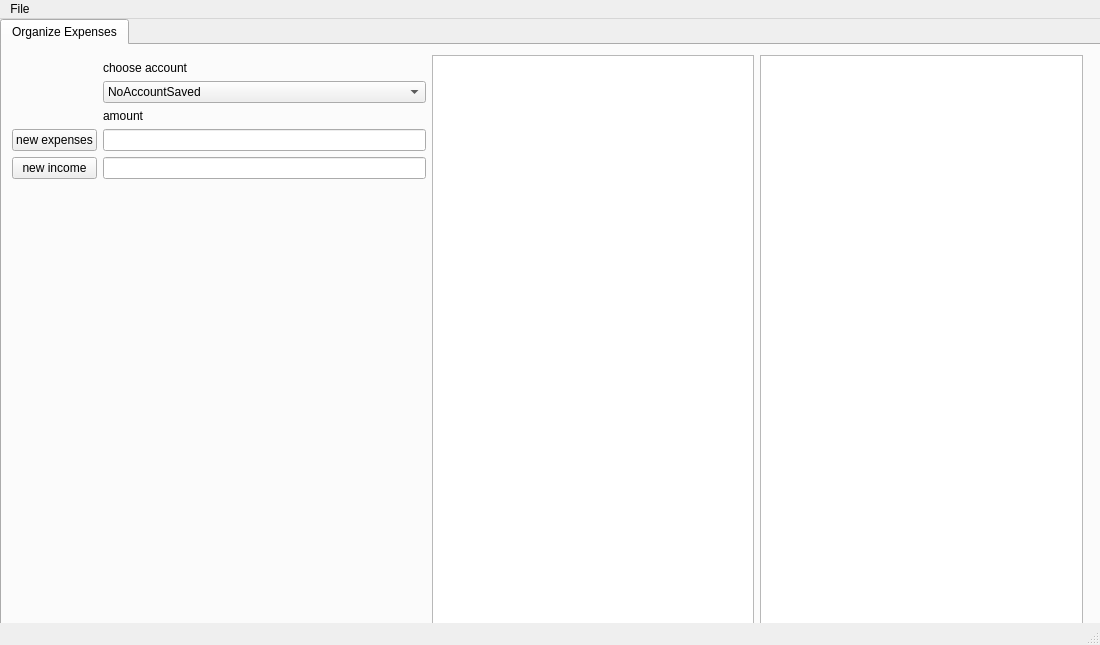
Before: the Qt Designer form PyMoneyOrga/PyMoneyOrga/gui/PyMoneyOrgaGui.ui in CRaNkXD/PyMoneyOrga, drawn with Qt 5.
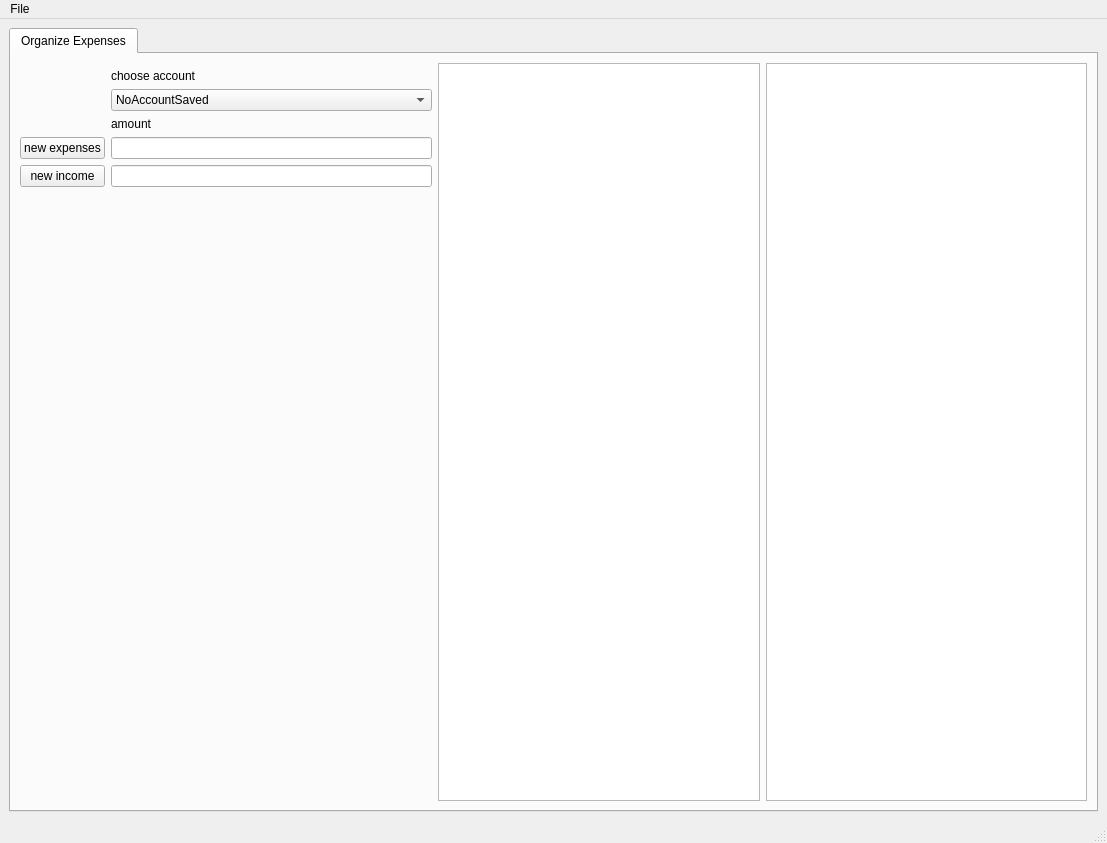
After: the same form once the commit is applied.

Commit message: added functions for updating transactions table

The edit to the form file:
```diff
--- a/PyMoneyOrga/PyMoneyOrga/gui/PyMoneyOrgaGui.ui
+++ b/PyMoneyOrga/PyMoneyOrga/gui/PyMoneyOrgaGui.ui
@@ -6,23 +6,22 @@
    <rect>
     <x>0</x>
     <y>0</y>
-    <width>1100</width>
-    <height>645</height>
+    <width>1107</width>
+    <height>843</height>
    </rect>
   </property>
+  <property name="minimumSize">
+   <size>
+    <width>1107</width>
+    <height>0</height>
+   </size>
+  </property>
   <property name="windowTitle">
    <string>PyMoneyOrga</string>
   </property>
   <widget class="QWidget" name="centralwidget">
-   <widget class="QWidget" name="gridLayoutWidget">
-    <property name="geometry">
-     <rect>
-      <x>0</x>
-      <y>0</y>
-      <width>1101</width>
-      <height>611</height>
-     </rect>
-    </property>
+   <layout class="QGridLayout" name="gridLayout_3">
+    <item row="0" column="0">
     <layout class="QGridLayout" name="gridLayout_2">
      <item row="1" column="0">
       <widget class="QTabWidget" name="tabWidget">
@@ -33,15 +32,8 @@
         <attribute name="title">
          <string>Organize Expenses</string>
         </attribute>
-        <widget class="QWidget" name="layoutWidget">
-         <property name="geometry">
-          <rect>
-           <x>10</x>
-           <y>10</y>
-           <width>1071</width>
-           <height>571</height>
-          </rect>
-         </property>
+         <layout class="QGridLayout" name="gridLayout_4">
+          <item row="0" column="0">
          <layout class="QGridLayout" name="gridLayout">
           <item row="4" column="1">
            <widget class="QLineEdit" name="inputAddExpenses"/>
@@ -54,7 +46,7 @@
             <property name="sizeHint" stdset="0">
              <size>
               <width>20</width>
-              <height>40</height>
+                <height>500</height>
              </size>
             </property>
            </spacer>
@@ -76,13 +68,6 @@
             </property>
            </widget>
           </item>
-          <item row="0" column="2" rowspan="7">
-           <widget class="QTableView" name="tableViewAccounts">
-            <property name="showGrid">
-             <bool>true</bool>
-            </property>
-           </widget>
-          </item>
           <item row="2" column="1">
            <widget class="QComboBox" name="comboChooseAccount">
             <item>
@@ -115,20 +100,29 @@
           <item row="0" column="3" rowspan="7">
            <widget class="QTableWidget" name="tableWidgetTransactions"/>
           </item>
-         </layout>
+            <item row="0" column="2" rowspan="7">
+             <widget class="QTableWidget" name="tableWidgetAccounts">
+              <property name="showGrid">
+               <bool>true</bool>
+              </property>
+             </widget>
+            </item>
+           </layout>
+          </item>
+         </layout>
         </widget>
        </widget>
-      </widget>
-     </item>
-    </layout>
-   </widget>
+      </item>
+     </layout>
+    </item>
+   </layout>
   </widget>
   <widget class="QMenuBar" name="menubar">
    <property name="geometry">
     <rect>
      <x>0</x>
      <y>0</y>
-     <width>1100</width>
+     <width>1107</width>
      <height>21</height>
     </rect>
    </property>
```
Left out of the diff: 16 changed lines with no effect on the pictures. Lines whose indentation alone changed are shown as unchanged. The commit also changes 3 other files.
